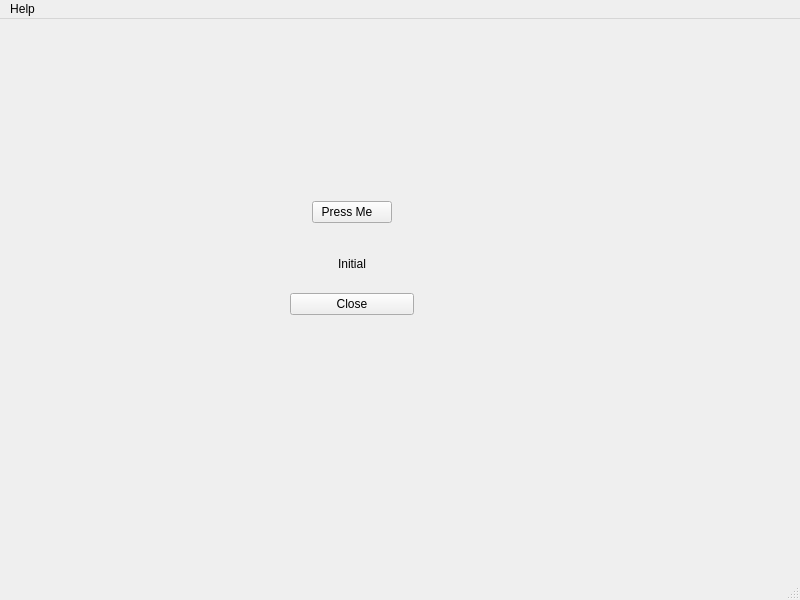
The window that testQT1/testqt1.ui (JohnArchieMckown/LinuxSource) describes before a commit, drawn with Qt 5.
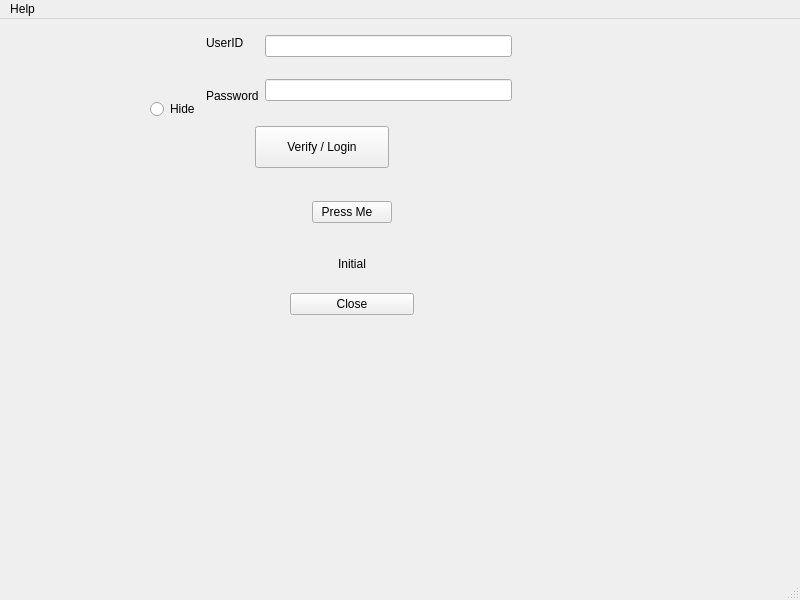
The same window after the commit.

Commit message: continuing to mess around

```diff
--- a/testQT1/testqt1.ui
+++ b/testQT1/testqt1.ui
@@ -51,6 +51,70 @@
      </item>
     </layout>
    </widget>
+   <widget class="QPushButton" name="Verify_User_Password">
+    <property name="geometry">
+     <rect>
+      <x>255</x>
+      <y>107</y>
+      <width>134</width>
+      <height>42</height>
+     </rect>
+    </property>
+    <property name="text">
+     <string>Verify / Login</string>
+    </property>
+   </widget>
+   <widget class="QWidget" name="layoutWidget">
+    <property name="geometry">
+     <rect>
+      <x>150</x>
+      <y>0</y>
+      <width>362</width>
+      <height>100</height>
+     </rect>
+    </property>
+    <layout class="QHBoxLayout" name="horizontalLayout_2">
+     <item>
+      <layout class="QHBoxLayout" name="horizontalLayout">
+       <item alignment="Qt::AlignmentFlag::AlignBottom">
+        <widget class="QRadioButton" name="HidePassword">
+         <property name="text">
+          <string>Hide</string>
+         </property>
+        </widget>
+       </item>
+       <item>
+        <layout class="QVBoxLayout" name="verticalLayout_4">
+         <item>
+          <widget class="QLabel" name="UserID_label">
+           <property name="text">
+            <string>UserID</string>
+           </property>
+          </widget>
+         </item>
+         <item>
+          <widget class="QLabel" name="Password_Label">
+           <property name="text">
+            <string>Password</string>
+           </property>
+          </widget>
+         </item>
+        </layout>
+       </item>
+      </layout>
+     </item>
+     <item>
+      <layout class="QVBoxLayout" name="verticalLayout_3">
+       <item>
+        <widget class="QLineEdit" name="UserID"/>
+       </item>
+       <item>
+        <widget class="QLineEdit" name="Password"/>
+       </item>
+      </layout>
+     </item>
+    </layout>
+   </widget>
   </widget>
   <widget class="QMenuBar" name="menubar">
    <property name="geometry">
```
The commit also changes 2 other files.
